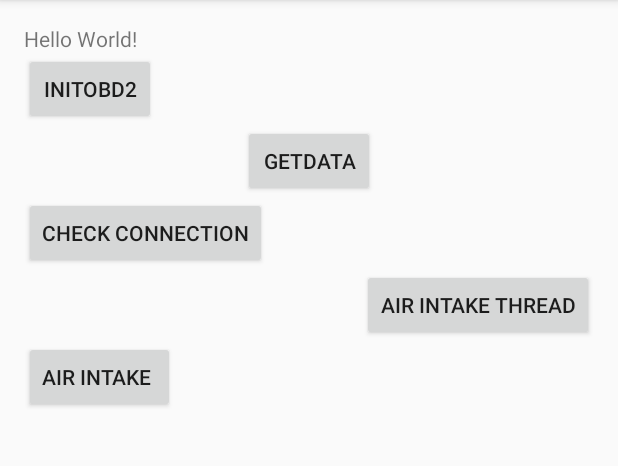
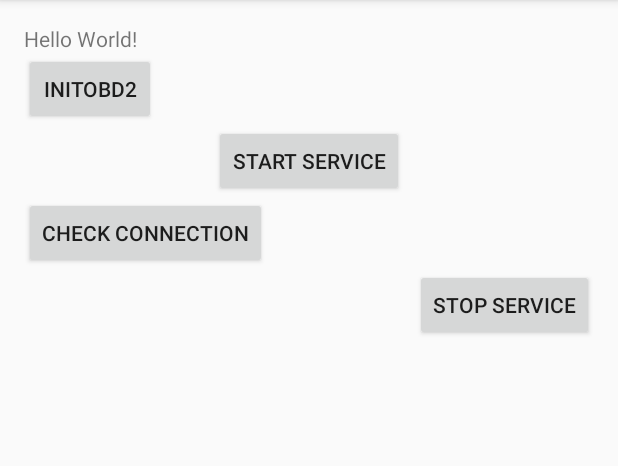
Before and after one commit to harmittaa/ride_rage_android, an Android app: the screen it shows after launch (MainActivity), on a phone screen of 412 x 824 dp, the part 84-550 px from its top. Run offline under Robolectric (Android 15) with nearby library versions, the phone set to English and light mode, and no system bars.

```diff
--- a/app/src/main/AndroidManifest.xml
+++ b/app/src/main/AndroidManifest.xml
@@ -19,6 +19,9 @@
                 <category android:name="android.intent.category.LAUNCHER" />
             </intent-filter>
         </activity>
+
+        <service android:name=".ObdJobService" />
+
     </application>
 
 </manifest>
--- /dev/null
+++ b/app/src/main/java/com/example/asus/riderage/BluetoothManagerClass.java
@@ -0,0 +1,84 @@
+package com.example.asus.riderage;
+
+import android.app.AlertDialog;
+import android.bluetooth.BluetoothAdapter;
+import android.bluetooth.BluetoothDevice;
+import android.bluetooth.BluetoothSocket;
+import android.content.Context;
+import android.content.DialogInterface;
+import android.util.Log;
+import android.widget.ArrayAdapter;
+
+import java.util.ArrayList;
+import java.util.Set;
+import java.util.UUID;
+
+/**
+ * Created by Asus on 26/09/2016.
+ */
+
+public class BluetoothManagerClass {
+    private static final String TAG = "BluetoothManagerClass";
+    private static BluetoothManagerClass bluetoothManagerClass = new BluetoothManagerClass();
+    private static BluetoothSocket bluetoothSocket;
+    private Context context;
+
+    private BluetoothManagerClass() { }
+
+    public static BluetoothManagerClass getBluetoothManagerClass() {
+        return bluetoothManagerClass;
+    }
+
+    protected void passContext(Context context) {
+        this.context = context;
+
+    }
+
+    protected void initBluetooth() {
+        Log.e(TAG, "InitBL starting");
+        ArrayList deviceStrs = new ArrayList();
+        final ArrayList<BluetoothDevice> devices = new ArrayList();
+
+        final BluetoothAdapter btAdapter = BluetoothAdapter.getDefaultAdapter();
+        Set<BluetoothDevice> pairedDevices = btAdapter.getBondedDevices();
+
+        if (pairedDevices.size() > 0) {
+            for (BluetoothDevice device : pairedDevices) {
+                deviceStrs.add(device.getName() + "\n" + device.getAddress());
+                devices.add(device);
+            }
+        }
+
+        // TODO: MOVE TO MAIN ACTIVITY
+
+        // show list
+        final AlertDialog.Builder alertDialog = new AlertDialog.Builder(context);
+        ArrayAdapter adapter = new ArrayAdapter(context, android.R.layout.select_dialog_singlechoice, deviceStrs.toArray(new String[deviceStrs.size()]));
+
+        alertDialog.setSingleChoiceItems(adapter, -1, new DialogInterface.OnClickListener() {
+            @Override
+            public void onClick(DialogInterface dialog, int which) {
+                dialog.dismiss();
+                int position = ((AlertDialog) dialog).getListView().getCheckedItemPosition();
+                String deviceAddress = devices.get(position).getAddress();
+                BluetoothDevice device = btAdapter.getRemoteDevice(deviceAddress);
+                UUID uuid = UUID.fromString("00001101-0000-1000-8000-00805f9b34fb");
+                Thread connectionCreationThread = new Thread(new BluetoothConnection(uuid, device));
+                connectionCreationThread.start();
+            }
+        });
+
+        alertDialog.setTitle("Choose Bluetooth device");
+        alertDialog.show();
+
+    }
+
+    protected BluetoothSocket getBluetoothSocket() {
+        return bluetoothSocket;
+    }
+
+    protected void setBluetoothSocket(BluetoothSocket bluetoothSocket) {
+        Log.e(TAG, "setBluetoothSocket: Something is setting the BT socket, socket connection status is  " + bluetoothSocket.isConnected());
+        BluetoothManagerClass.bluetoothSocket = bluetoothSocket;
+    }
+}
--- a/app/src/main/java/com/example/asus/riderage/MainActivity.java
+++ b/app/src/main/java/com/example/asus/riderage/MainActivity.java
@@ -1,61 +1,45 @@
 package com.example.asus.riderage;
 
 import android.Manifest;
-import android.app.AlertDialog;
-import android.bluetooth.BluetoothAdapter;
-import android.bluetooth.BluetoothDevice;
 import android.bluetooth.BluetoothSocket;
-import android.content.DialogInterface;
+import android.content.Intent;
 import android.support.v4.app.ActivityCompat;
 import android.support.v7.app.AppCompatActivity;
 import android.os.Bundle;
 import android.util.Log;
 import android.view.View;
-import android.widget.ArrayAdapter;
 import android.widget.Button;
 import android.widget.TextView;
 
-import com.github.pires.obd.commands.engine.RPMCommand;
-import com.github.pires.obd.commands.protocol.EchoOffCommand;
-import com.github.pires.obd.commands.protocol.LineFeedOffCommand;
-import com.github.pires.obd.commands.protocol.ObdResetCommand;
-import com.github.pires.obd.commands.protocol.SelectProtocolCommand;
-import com.github.pires.obd.commands.protocol.TimeoutCommand;
-import com.github.pires.obd.commands.temperature.AirIntakeTemperatureCommand;
-import com.github.pires.obd.commands.temperature.AmbientAirTemperatureCommand;
-import com.github.pires.obd.enums.ObdProtocols;
-
-import java.io.ByteArrayInputStream;
-import java.io.ByteArrayOutputStream;
-import java.io.IOException;
-import java.util.ArrayList;
-import java.util.Set;
-import java.util.UUID;
-
 public class MainActivity extends AppCompatActivity {
     private final String TAG = "MainActivity";
-    TextView dataTextView;
-    Button button, dataButton, checkConnectionButton, airIntakeButton, airIntakeTempButton;
-    private static BluetoothSocket bluetoothSocket;
+    private BluetoothManagerClass bluetoothManagerClass;
+    private TextView dataTextView;
+    private Button initObdButton, checkConnectionButton, startServiceButton, stopServiceButton;
+
 
     @Override
     protected void onCreate(Bundle savedInstanceState) {
         super.onCreate(savedInstanceState);
         requestPermission();
         setContentView(R.layout.activity_main);
-        initBluetooth();
-        button = (Button) findViewById(R.id.testButton);
-        dataButton = (Button) findViewById(R.id.getDataButton);
-        airIntakeButton = (Button) findViewById(R.id.airIntakeButton);
-        airIntakeTempButton = (Button) findViewById(R.id.airIntakeTempButton);
+
+        initObdButton = (Button) findViewById(R.id.initObdButton);
         checkConnectionButton = (Button) findViewById(R.id.checkConnectionButton);
+        startServiceButton = (Button) findViewById(R.id.startServiceButton);
+        stopServiceButton = (Button) findViewById(R.id.stopServiceBUtton);
         dataTextView = (TextView) findViewById(R.id.dataView);
-        initButtonListners();
+
+        this.bluetoothManagerClass = BluetoothManagerClass.getBluetoothManagerClass();
+        this.bluetoothManagerClass.passContext(this);
+        this.bluetoothManagerClass.initBluetooth();
+        initButtonListeners();
     }
 
 
     // creates the pop up for user to choose which BT device to use
     // also starts the thread that creates
+/*
     private void initBluetooth() {
         Log.e(TAG, "InitBL starting");
         ArrayList deviceStrs = new ArrayList();
@@ -93,7 +77,9 @@ public class MainActivity extends AppCompatActivity {
         alertDialog.show();
 
     }
+*/
 
+/*
     public BluetoothSocket getBluetoothSocket() {
         Log.e(TAG, "getBluetoothSocket");
         return bluetoothSocket;
@@ -103,8 +89,48 @@ public class MainActivity extends AppCompatActivity {
         Log.e(TAG, "setBluetoothSocket: bluetoothSocket set");
         MainActivity.bluetoothSocket = bluetoothSocket;
     }
+*/
 
-    private void initButtonListners() {
+    public void updateView(String stringToUpdate) {
+        this.dataTextView.setText(stringToUpdate);
+    }
+
+    private void initButtonListeners() {
+        this.initObdButton.setOnClickListener(new View.OnClickListener() {
+            @Override
+            public void onClick(View v) {
+                Thread obdInitializerThread = new Thread(new ObdInitializer(MainActivity.this));
+                obdInitializerThread.start();
+            }
+        });
+
+        checkConnectionButton.setOnClickListener(new View.OnClickListener() {
+            @Override
+            public void onClick(View v) {
+                BluetoothSocket btS = bluetoothManagerClass.getBluetoothSocket();
+                Log.e(TAG, "Bluetooth socket connection " + btS.isConnected());
+            }
+        });
+
+        startServiceButton.setOnClickListener(new View.OnClickListener() {
+            @Override
+            public void onClick(View v) {
+                // Method to start the service
+                startService(new Intent(getBaseContext(), ObdJobService.class));
+            }
+        });
+
+        stopServiceButton.setOnClickListener(new View.OnClickListener() {
+            @Override
+            public void onClick(View v) {
+                Log.e(TAG, "onClick: STOPPING SERVICE");
+                stopService(new Intent(getBaseContext(), ObdJobService.class));
+            }
+        });
+
+    }
+
+    /*private void initButtonListeners() {
         button.setOnClickListener(new View.OnClickListener() {
             @Override
             public void onClick(View v) {
@@ -136,7 +162,7 @@ public class MainActivity extends AppCompatActivity {
                     Thread t = new Thread(new TestThread());
                     t.start();
 
-                    /*for (int i = 0; i < 6; i++) {*/
+                    *//*for (int i = 0; i < 6; i++) {*//*
                     while (true) {
                         try {
                             RPMCommand rpmCommand = new RPMCommand();
@@ -151,13 +177,13 @@ public class MainActivity extends AppCompatActivity {
                     }
 
 
-/*                    AirIntakeTemperatureCommand airIntakeTemperatureCommand = new AirIntakeTemperatureCommand();
+*//*                    AirIntakeTemperatureCommand airIntakeTemperatureCommand = new AirIntakeTemperatureCommand();
 
                     BluetoothSocket btsocket = getBluetoothSocket();
                     Log.e(TAG, "bluetooth socket connection is " + btsocket.isConnected());
                     airIntakeTemperatureCommand.run(btsocket.getInputStream(), btsocket.getOutputStream());
                     Log.e(TAG, "airIntakeTemperatureCommand formatted" + airIntakeTemperatureCommand.getFormattedResult());
-                    Log.e(TAG, "airIntakeTemperatureCommand calculated" + airIntakeTemperatureCommand.getCalculatedResult());*/
+                    Log.e(TAG, "airIntakeTemperatureCommand calculated" + airIntakeTemperatureCommand.getCalculatedResult());*//*
 
                 } catch (IOException e) {
                     Log.e(TAG, "ERROR", e);
@@ -286,47 +312,7 @@ public class MainActivity extends AppCompatActivity {
             }
 
         }
-    }
-
-    // for making a connection between the OBD reader and the device
-    private class ConnectRunnable implements Runnable {
-        private UUID uuidToConnect;
-        BluetoothDevice device;
-        private BluetoothSocket btSocket;
-
-        public ConnectRunnable(UUID uid, BluetoothDevice dev) {
-            this.uuidToConnect = uid;
-            this.device = dev;
-        }
-
-        @Override
-        public void run() {
-            try {
-                this.btSocket = getBluetoothSocket();
-                //bluetoothSocket = device.createRfcommSocketToServiceRecord(uuidToConnect);
-                this.btSocket = device.createRfcommSocketToServiceRecord(uuidToConnect);
-                Log.e(TAG, "Connecting with " + uuidToConnect.toString());
-                //bluetoothSocket.connect();
-                this.btSocket.connect();
-                setBluetoothSocket(this.btSocket);
-                Log.e(TAG, "Connected with " + uuidToConnect.toString());
-            } catch (IOException e) {
-                Log.e(TAG, "ERROR", e);
-                try {
-                    Log.e(TAG, "Trying fallback socket");
-                    //bluetoothSocket = (BluetoothSocket) device.getClass().getMethod("createRfcommSocket", new Class[] {int.class}).invoke(device,1);
-                    this.btSocket = (BluetoothSocket) device.getClass().getMethod("createRfcommSocket", new Class[]{int.class}).invoke(device, 1);
-                    Log.e(TAG, "Fallback socket created, trying to connect...");
-                    //bluetoothSocket.connect();
-                    this.btSocket.connect();
-                    setBluetoothSocket(this.btSocket);
-                    Log.e(TAG, "Connection established");
-                } catch (Exception e2) {
-                    Log.e(TAG, "Couldn't establish Bluetooth connection!", e2);
-                }
-            }
-        }
-    }
+    }*/
 
     private void requestPermission() {
         int MY_PERMISSIONS_REQUEST_ACCESS_COARSE_LOCATION = 1;
--- a/app/src/main/res/layout/activity_main.xml
+++ b/app/src/main/res/layout/activity_main.xml
@@ -19,14 +19,14 @@
         android:text="Hello World!" />
 
     <Button
-        android:id="@+id/testButton"
+        android:id="@+id/initObdButton"
         android:text="initObd2"
         android:layout_width="wrap_content"
         android:layout_height="wrap_content"
         />
     <Button
-        android:id="@+id/getDataButton"
-        android:text="getData"
+        android:id="@+id/startServiceButton"
+        android:text="Start service"
         android:layout_width="wrap_content"
         android:layout_height="wrap_content"
         android:layout_gravity="center"
@@ -39,16 +39,11 @@
         android:layout_height="wrap_content" />
 
     <Button
-        android:id="@+id/airIntakeButton"
-        android:text="Air intake THREAD"
+        android:id="@+id/stopServiceBUtton"
+        android:text="Stop service"
         android:layout_width="wrap_content"
         android:layout_height="wrap_content"
-        android:layout_gravity="right"/>
-    <Button
-        android:id="@+id/airIntakeTempButton"
-        android:text="Air intake "
-        android:layout_width="wrap_content"
-        android:layout_height="wrap_content"
-        android:layout_gravity="left"/>
+        android:layout_gravity="right"
+        />
 
 </LinearLayout>
```
Also changed, not shown: app/src/main/java/com/example/asus/riderage/BluetoothConnection.java (added, +56 -0 lines), app/src/main/java/com/example/asus/riderage/ObdInitializer.java (added, +103 -0 lines), app/src/main/java/com/example/asus/riderage/ObdJobService.java (added, +80 -0 lines).
